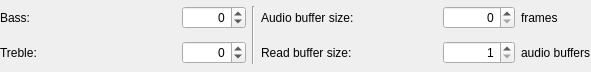
Old version of the form dialogs/settings/emulationsettingswidget.ui in the repository nirjacobson/Chromasound-Studio.
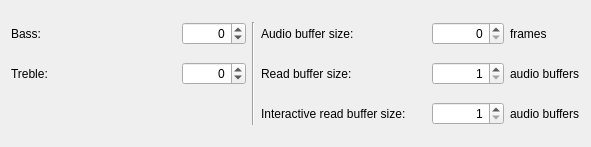
New version of the form.

Commit message: separate read buffer sizes for playback and midi

The edit to the form file:
```diff
--- a/dialogs/settings/emulationsettingswidget.ui
+++ b/dialogs/settings/emulationsettingswidget.ui
@@ -7,25 +7,13 @@
     <x>0</x>
     <y>0</y>
     <width>591</width>
-    <height>72</height>
+    <height>147</height>
    </rect>
   </property>
   <property name="windowTitle">
    <string>Form</string>
   </property>
   <layout class="QGridLayout" name="gridLayout">
-   <property name="leftMargin">
-    <number>0</number>
-   </property>
-   <property name="topMargin">
-    <number>0</number>
-   </property>
-   <property name="rightMargin">
-    <number>0</number>
-   </property>
-   <property name="bottomMargin">
-    <number>0</number>
-   </property>
    <item row="0" column="0">
     <widget class="QLabel" name="bassLabel">
      <property name="text">
@@ -58,7 +46,7 @@
      </property>
     </widget>
    </item>
-   <item row="0" column="2" rowspan="2">
+   <item row="0" column="2" rowspan="3">
     <widget class="Line" name="line">
      <property name="orientation">
       <enum>Qt::Vertical</enum>
@@ -163,7 +151,46 @@
     </widget>
    </item>
    <item row="1" column="5">
-    <widget class="QLabel" name="audioBuffersLabel">
+    <widget class="QLabel" name="playbackAudioBuffersLabel">
+     <property name="sizePolicy">
+      <sizepolicy hsizetype="Maximum" vsizetype="Preferred">
+       <horstretch>0</horstretch>
+       <verstretch>0</verstretch>
+      </sizepolicy>
+     </property>
+     <property name="text">
+      <string>audio buffers</string>
+     </property>
+    </widget>
+   </item>
+   <item row="2" column="3">
+    <widget class="QLabel" name="interactiveReadBufferSizeLabel">
+     <property name="text">
+      <string>Interactive read buffer size:</string>
+     </property>
+    </widget>
+   </item>
+   <item row="2" column="4">
+    <widget class="QSpinBox" name="interactiveReadBufferSizeSpinBox">
+     <property name="maximumSize">
+      <size>
+       <width>72</width>
+       <height>16777215</height>
+      </size>
+     </property>
+     <property name="alignment">
+      <set>Qt::AlignmentFlag::AlignRight|Qt::AlignmentFlag::AlignTrailing|Qt::AlignmentFlag::AlignVCenter</set>
+     </property>
+     <property name="minimum">
+      <number>1</number>
+     </property>
+     <property name="maximum">
+      <number>1000</number>
+     </property>
+    </widget>
+   </item>
+   <item row="2" column="5">
+    <widget class="QLabel" name="interactiveAudioBuffersLabel">
      <property name="sizePolicy">
       <sizepolicy hsizetype="Maximum" vsizetype="Preferred">
        <horstretch>0</horstretch>
```
Left out of the diff: 14 changed lines with no effect on the pictures. The commit also changes 8 other files.
